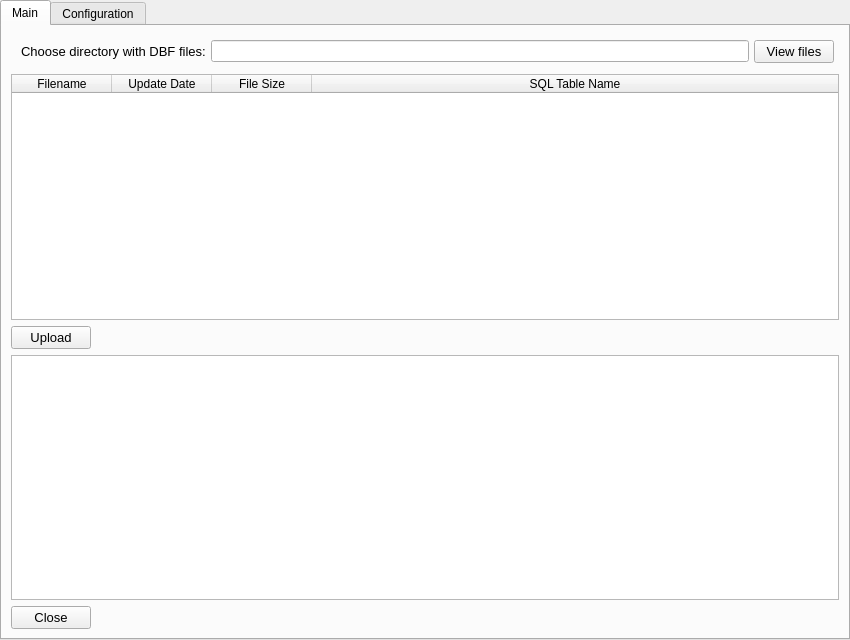
First picture: the form in gui.ui, repository StanleyKubrik/DBFLoaderToSQL, before the edit.
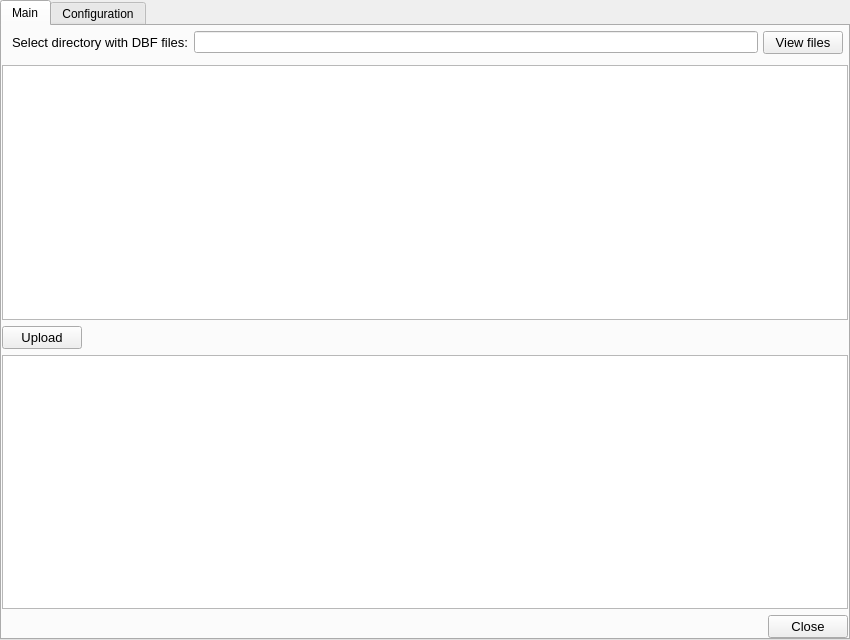
Second picture: the form after the edit. The open tabs and pages were chosen to show the change.

Commit message: 2022/07/02 - Few changes in GUI. Renamed variables.

Patch:
```diff
--- a/gui.ui
+++ b/gui.ui
@@ -57,7 +57,19 @@
        <attribute name="title">
         <string>Main</string>
        </attribute>
-       <layout class="QVBoxLayout" name="verticalLayout">
+       <layout class="QVBoxLayout" name="verticalLayout" stretch="0">
+        <property name="leftMargin">
+         <number>0</number>
+        </property>
+        <property name="topMargin">
+         <number>0</number>
+        </property>
+        <property name="rightMargin">
+         <number>0</number>
+        </property>
+        <property name="bottomMargin">
+         <number>0</number>
+        </property>
         <item>
          <layout class="QVBoxLayout" name="verticalLayout_2">
           <property name="sizeConstraint">
@@ -91,7 +103,7 @@
                </font>
               </property>
               <property name="text">
-               <string>Choose directory with DBF files:</string>
+               <string>Select directory with DBF files:</string>
               </property>
              </widget>
             </item>
@@ -139,7 +151,7 @@
              <number>4</number>
             </property>
             <attribute name="horizontalHeaderVisible">
-             <bool>true</bool>
+             <bool>false</bool>
             </attribute>
             <attribute name="horizontalHeaderCascadingSectionResizes">
              <bool>false</bool>
@@ -208,7 +220,7 @@
           <item>
            <widget class="QTextEdit" name="txt_console"/>
           </item>
-          <item>
+          <item alignment="Qt::AlignRight">
            <widget class="QPushButton" name="btn_close">
             <property name="sizePolicy">
              <sizepolicy hsizetype="Fixed" vsizetype="Fixed">
@@ -230,6 +242,9 @@
             <property name="text">
              <string>Close</string>
             </property>
+            <property name="checkable">
+             <bool>false</bool>
+            </property>
            </widget>
           </item>
          </layout>
```
Left out of the diff: 43 changed lines with no effect on the pictures. The commit also changes 2 other files.
